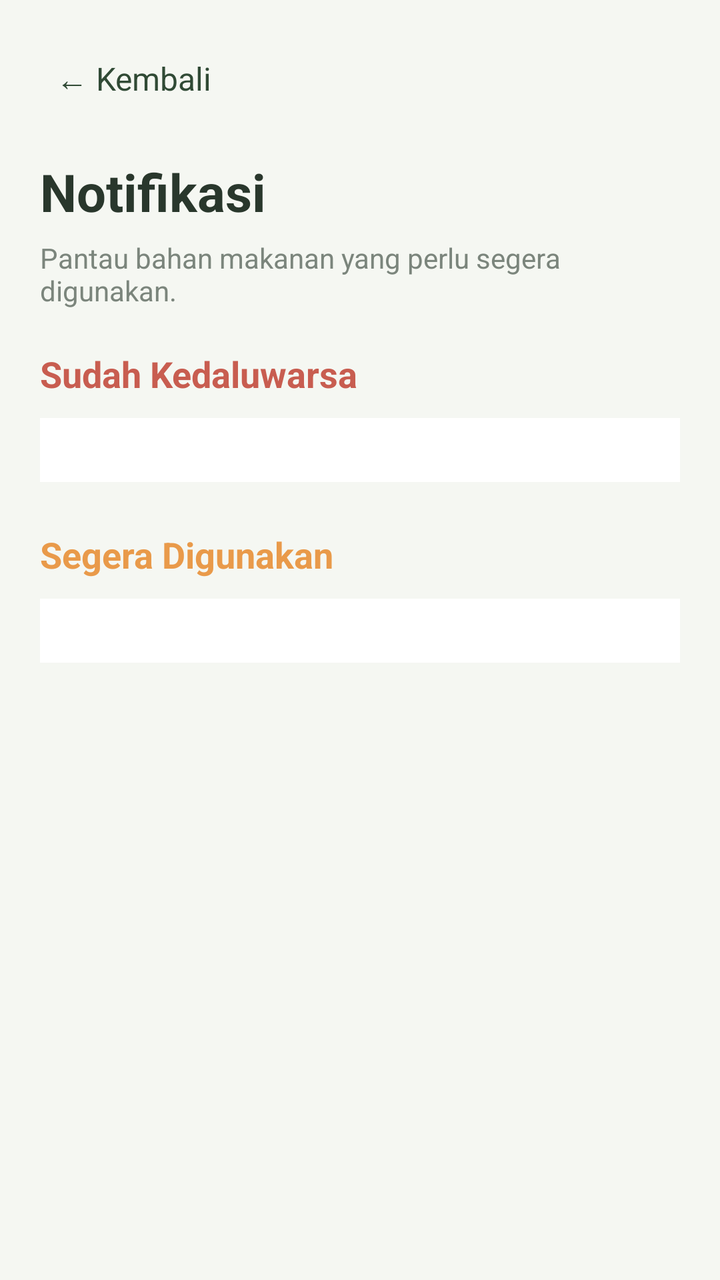
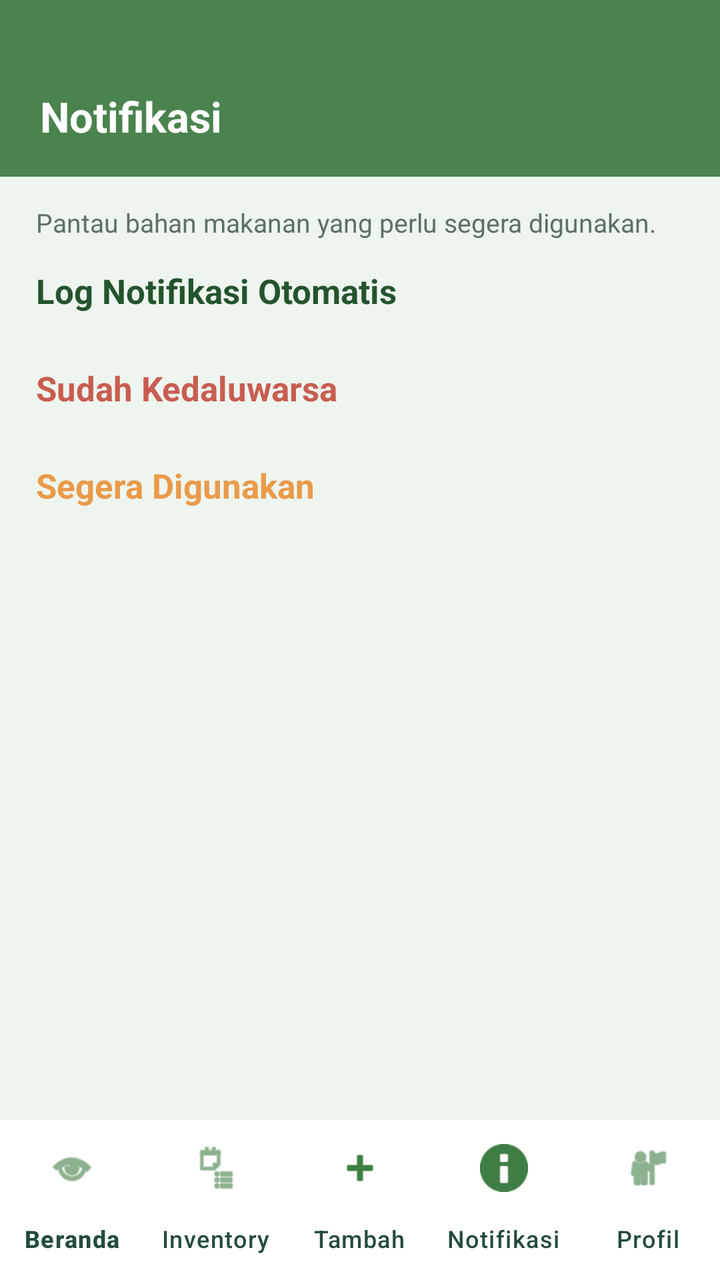

Screens rendered from an Android XML layout before and after an edit, with the pre-edit source and the edit as a unified diff.
<!-- AndroidManifest.xml: application theme Theme.FridgeFoodSaver -->
<!-- res/layout/activity_notification.xml -->
<?xml version="1.0" encoding="utf-8"?>
<ScrollView xmlns:android="http://schemas.android.com/apk/res/android"
    android:layout_width="match_parent"
    android:layout_height="match_parent"
    android:background="@color/soft_white"
    android:fillViewport="true">

    <LinearLayout
        android:layout_width="match_parent"
        android:layout_height="wrap_content"
        android:orientation="vertical"
        android:padding="20dp">

        <TextView
            android:id="@+id/tvBack"
            android:layout_width="wrap_content"
            android:layout_height="wrap_content"
            android:padding="8dp"
            android:text="← Kembali"
            android:textColor="@color/dark_green"
            android:textSize="16sp" />

        <TextView
            android:layout_width="match_parent"
            android:layout_height="wrap_content"
            android:layout_marginTop="20dp"
            android:text="Notifikasi"
            android:textColor="@color/text_dark"
            android:textSize="26sp"
            android:textStyle="bold" />

        <TextView
            android:layout_width="match_parent"
            android:layout_height="wrap_content"
            android:layout_marginTop="6dp"
            android:layout_marginBottom="20dp"
            android:text="Pantau bahan makanan yang perlu segera digunakan."
            android:textColor="@color/text_gray"
            android:textSize="14sp" />

        <TextView
            android:id="@+id/tvEmptyNotification"
            android:layout_width="match_parent"
            android:layout_height="wrap_content"
            android:gravity="center"
            android:padding="24dp"
            android:text="Tidak ada bahan makanan yang perlu diperhatikan."
            android:textColor="@color/text_gray"
            android:textSize="14sp"
            android:visibility="gone" />

        <TextView
            android:layout_width="match_parent"
            android:layout_height="wrap_content"
            android:text="Sudah Kedaluwarsa"
            android:textColor="@color/expiry_red"
            android:textSize="18sp"
            android:textStyle="bold" />

        <LinearLayout
            android:id="@+id/expiredContainer"
            android:layout_width="match_parent"
            android:layout_height="wrap_content"
            android:layout_marginTop="10dp"
            android:layout_marginBottom="24dp"
            android:background="@color/pure_white"
            android:orientation="vertical"
            android:padding="16dp" />

        <TextView
            android:layout_width="match_parent"
            android:layout_height="wrap_content"
            android:text="Segera Digunakan"
            android:textColor="@color/warm_orange"
            android:textSize="18sp"
            android:textStyle="bold" />

        <LinearLayout
            android:id="@+id/attentionContainer"
            android:layout_width="match_parent"
            android:layout_height="wrap_content"
            android:layout_marginTop="10dp"
            android:background="@color/pure_white"
            android:orientation="vertical"
            android:padding="16dp" />

    </LinearLayout>

</ScrollView>
<!-- resources referenced by this layout -->
<resources>
  <color name="dark_green">#304A35</color>
  <color name="expiry_red">#C85D50</color>
  <color name="pure_white">#FFFFFF</color>
  <color name="soft_white">#F5F7F2</color>
  <color name="text_dark">#29372C</color>
  <color name="text_gray">#7B857C</color>
  <color name="warm_orange">#E99A4A</color>
  <style name="Theme.FridgeFoodSaver" parent="Theme.Material3.DayNight.NoActionBar">
  
          <item name="colorPrimary">@color/sage_green</item>
          <item name="colorOnPrimary">@color/pure_white</item>
          <item name="colorSecondary">@color/warm_orange</item>
          <item name="android:statusBarColor">@color/soft_white</item>
          <item name="android:navigationBarColor">@color/soft_white</item>
          <item name="android:windowLightStatusBar">true</item>
          <item name="android:windowBackground">@color/soft_white</item>
      </style>
  <color name="sage_green">#78977B</color>
</resources>

<!-- the commit's change to res/layout/activity_notification.xml (unified diff, before → after) -->
@@ -1,89 +1,156 @@
 <?xml version="1.0" encoding="utf-8"?>
-<ScrollView xmlns:android="http://schemas.android.com/apk/res/android"
+<androidx.constraintlayout.widget.ConstraintLayout xmlns:android="http://schemas.android.com/apk/res/android"
+    xmlns:app="http://schemas.android.com/apk/res-auto"
     android:layout_width="match_parent"
     android:layout_height="match_parent"
-    android:background="@color/soft_white"
-    android:fillViewport="true">
+    android:background="#EEF5EE">
 
     <LinearLayout
-        android:layout_width="match_parent"
+        android:id="@+id/topGreenHeader"
+        android:layout_width="0dp"
         android:layout_height="wrap_content"
-        android:orientation="vertical"
-        android:padding="20dp">
+        android:background="#4A834E"
+        android:gravity="center_vertical"
+        android:orientation="horizontal"
+        android:paddingStart="20dp"
+        android:paddingTop="44dp"
+        android:paddingEnd="20dp"
+        android:paddingBottom="16dp"
+        app:layout_constraintEnd_toEndOf="parent"
+        app:layout_constraintStart_toStartOf="parent"
+        app:layout_constraintTop_toTopOf="parent">
 
         <TextView
-            android:id="@+id/tvBack"
-            android:layout_width="wrap_content"
+            android:layout_width="0dp"
             android:layout_height="wrap_content"
-            android:padding="8dp"
-            android:text="← Kembali"
-            android:textColor="@color/dark_green"
-            android:textSize="16sp" />
-
-        <TextView
-            android:layout_width="match_parent"
-            android:layout_height="wrap_content"
-            android:layout_marginTop="20dp"
+            android:layout_weight="1"
             android:text="Notifikasi"
-            android:textColor="@color/text_dark"
-            android:textSize="26sp"
+            android:textColor="#FFFFFF"
+            android:textSize="21sp"
             android:textStyle="bold" />
-
-        <TextView
-            android:layout_width="match_parent"
-            android:layout_height="wrap_content"
-            android:layout_marginTop="6dp"
-            android:layout_marginBottom="20dp"
-            android:text="Pantau bahan makanan yang perlu segera digunakan."
-            android:textColor="@color/text_gray"
-            android:textSize="14sp" />
-
-        <TextView
-            android:id="@+id/tvEmptyNotification"
-            android:layout_width="match_parent"
-            android:layout_height="wrap_content"
-            android:gravity="center"
-            android:padding="24dp"
-            android:text="Tidak ada bahan makanan yang perlu diperhatikan."
-            android:textColor="@color/text_gray"
-            android:textSize="14sp"
-            android:visibility="gone" />
-
-        <TextView
-            android:layout_width="match_parent"
-            android:layout_height="wrap_content"
-            android:text="Sudah Kedaluwarsa"
-            android:textColor="@color/expiry_red"
-            android:textSize="18sp"
-            android:textStyle="bold" />
-
-        <LinearLayout
-            android:id="@+id/expiredContainer"
-            android:layout_width="match_parent"
-            android:layout_height="wrap_content"
-            android:layout_marginTop="10dp"
-            android:layout_marginBottom="24dp"
-            android:background="@color/pure_white"
-            android:orientation="vertical"
-            android:padding="16dp" />
-
-        <TextView
-            android:layout_width="match_parent"
-            android:layout_height="wrap_content"
-            android:text="Segera Digunakan"
-            android:textColor="@color/warm_orange"
-            android:textSize="18sp"
-            android:textStyle="bold" />
-
-        <LinearLayout
-            android:id="@+id/attentionContainer"
-            android:layout_width="match_parent"
-            android:layout_height="wrap_content"
-            android:layout_marginTop="10dp"
-            android:background="@color/pure_white"
-            android:orientation="vertical"
-            android:padding="16dp" />
 
     </LinearLayout>
 
-</ScrollView>
+    <ScrollView
+        android:layout_width="0dp"
+        android:layout_height="0dp"
+        android:clipToPadding="false"
+        android:fillViewport="true"
+        app:layout_constraintBottom_toTopOf="@+id/bottomNavigation"
+        app:layout_constraintEnd_toEndOf="parent"
+        app:layout_constraintStart_toStartOf="parent"
+        app:layout_constraintTop_toBottomOf="@+id/topGreenHeader">
+
+        <LinearLayout
+            android:layout_width="match_parent"
+            android:layout_height="wrap_content"
+            android:orientation="vertical"
+            android:paddingStart="18dp"
+            android:paddingTop="14dp"
+            android:paddingEnd="18dp"
+            android:paddingBottom="24dp">
+
+            <TextView
+                android:layout_width="match_parent"
+                android:layout_height="wrap_content"
+                android:layout_marginBottom="14dp"
+                android:text="Pantau bahan makanan yang perlu segera digunakan."
+                android:textColor="#5D7062"
+                android:textSize="13sp" />
+
+
+            <TextView
+                android:layout_width="match_parent"
+                android:layout_height="wrap_content"
+                android:text="Log Notifikasi Otomatis"
+                android:textColor="#23542C"
+                android:textSize="17sp"
+                android:textStyle="bold" />
+
+            <TextView
+                android:id="@+id/tvEmptyLog"
+                android:layout_width="match_parent"
+                android:layout_height="wrap_content"
+                android:layout_marginTop="8dp"
+                android:layout_marginBottom="18dp"
+                android:background="#FFFFFF"
+                android:gravity="center"
+                android:padding="16dp"
+                android:text="Belum ada notifikasi sistem yang terkirim."
+                android:textColor="#6A7D6F"
+                android:textSize="13sp"
+                android:visibility="gone" />
+
+            <LinearLayout
+                android:id="@+id/logContainer"
+                android:layout_width="match_parent"
+                android:layout_height="wrap_content"
+                android:layout_marginTop="8dp"
+                android:layout_marginBottom="18dp"
+                android:orientation="vertical" />
+
+            <TextView
+                android:id="@+id/tvEmptyNotification"
+                android:layout_width="match_parent"
+                android:layout_height="wrap_content"
+                android:layout_marginBottom="14dp"
+                android:background="#FFFFFF"
+                android:gravity="center"
+                android:padding="16dp"
+                android:text="Tidak ada bahan makanan yang perlu diperhatikan."
+                android:textColor="#6A7D6F"
+                android:textSize="13sp"
+                android:visibility="gone" />
+
+
+            <TextView
+                android:layout_width="match_parent"
+                android:layout_height="wrap_content"
+                android:text="Sudah Kedaluwarsa"
+                android:textColor="@color/expiry_red"
+                android:textSize="17sp"
+                android:textStyle="bold" />
+
+            <LinearLayout
+                android:id="@+id/expiredContainer"
+                android:layout_width="match_parent"
+                android:layout_height="wrap_content"
+                android:layout_marginTop="8dp"
+                android:layout_marginBottom="18dp"
+                android:orientation="vertical" />
+
+
+            <TextView
+                android:layout_width="match_parent"
+                android:layout_height="wrap_content"
+                android:text="Segera Digunakan"
+                android:textColor="@color/warm_orange"
+                android:textSize="17sp"
+                android:textStyle="bold" />
+
+            <LinearLayout
+                android:id="@+id/attentionContainer"
+                android:layout_width="match_parent"
+                android:layout_height="wrap_content"
+                android:layout_marginTop="8dp"
+                android:orientation="vertical" />
+
+        </LinearLayout>
+
+    </ScrollView>
+
+    <com.google.android.material.bottomnavigation.BottomNavigationView
+        android:id="@+id/bottomNavigation"
+        android:layout_width="0dp"
+        android:layout_height="wrap_content"
+        android:background="#FFFFFF"
+        app:elevation="8dp"
+        app:itemIconTint="#3F7D44"
+        app:itemTextColor="#244B3C"
+        app:labelVisibilityMode="labeled"
+        app:layout_constraintBottom_toBottomOf="parent"
+        app:layout_constraintEnd_toEndOf="parent"
+        app:layout_constraintStart_toStartOf="parent"
+        app:menu="@menu/bottom_navigation_menu" />
+
+</androidx.constraintlayout.widget.ConstraintLayout>
<!-- resource entries referenced after the edit -->
@@ -1,11 +1,8 @@
 <!-- resources referenced by this layout -->
 <resources>
-  <color name="dark_green">#304A35</color>
   <color name="expiry_red">#C85D50</color>
   <color name="pure_white">#FFFFFF</color>
   <color name="soft_white">#F5F7F2</color>
-  <color name="text_dark">#29372C</color>
-  <color name="text_gray">#7B857C</color>
   <color name="warm_orange">#E99A4A</color>
   <style name="Theme.FridgeFoodSaver" parent="Theme.Material3.DayNight.NoActionBar">
   
